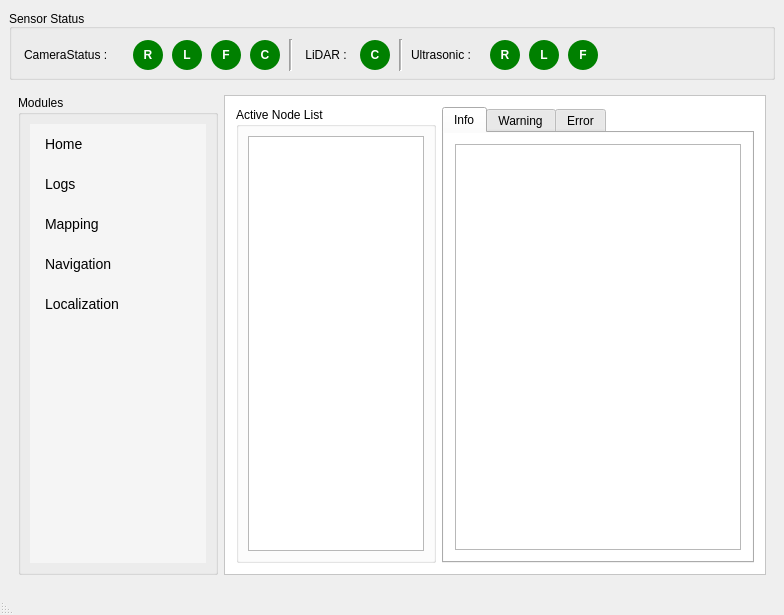
This is src/test_tool/src/mainwindow.ui in Madhanprince/iris_test_tool as Qt 5 draws it before an edit. The edited form follows.
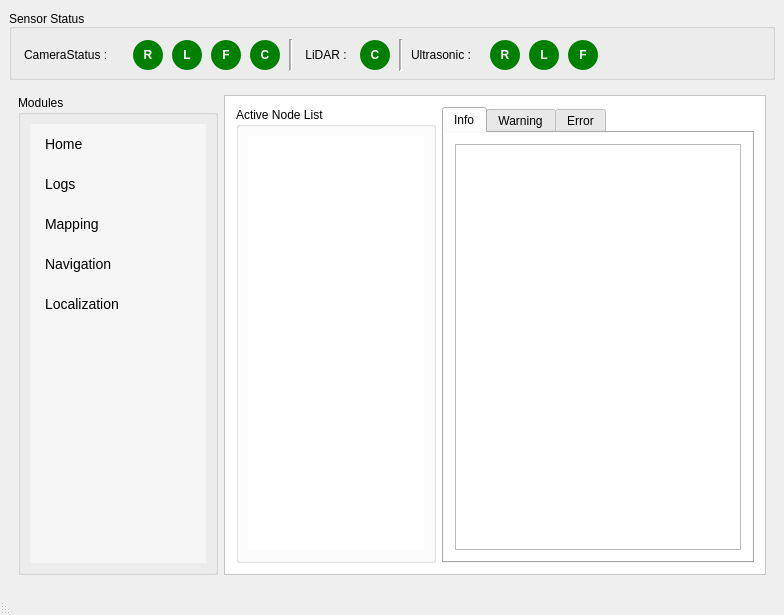
This is the edited form.

Patch:
```diff
--- a/src/test_tool/src/mainwindow.ui
+++ b/src/test_tool/src/mainwindow.ui
@@ -590,7 +590,30 @@
              </property>
              <layout class="QHBoxLayout" name="horizontalLayout_5">
               <item>
-               <widget class="QListWidget" name="node_list"/>
+               <widget class="QListWidget" name="node_list">
+                <property name="styleSheet">
+                 <string notr="true">QListWidget {
+    background-color: #FFFFFF;
+    border: none;
+    font-size: 14px;
+}
+
+QListWidget::item {
+    padding: 10px;
+    margin: 2px;
+    border-radius: 5px;
+}
+
+QListWidget::item:hover {
+    background-color: #e0e0e0;
+}
+
+QListWidget::item:selected {
+    background-color: #0078d7;
+    color: white;
+}</string>
+                </property>
+               </widget>
               </item>
              </layout>
             </widget>
```
